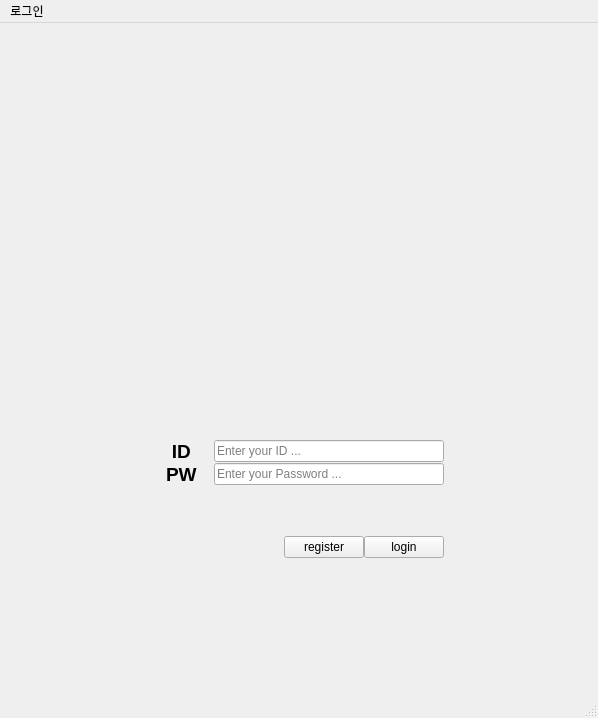
Qt form source/ui/window_login.ui (kiyuniii/Messenger) before a commit.
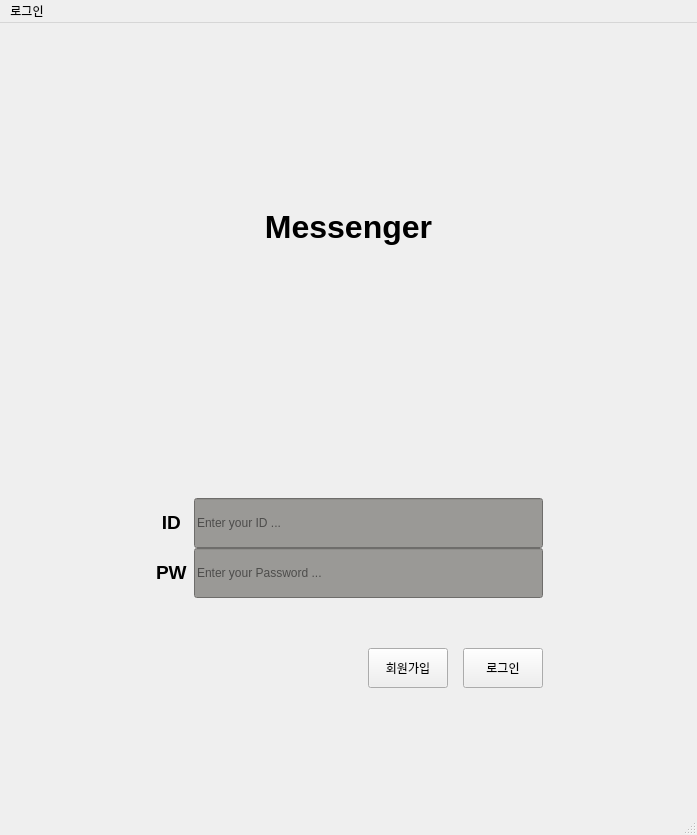
The same form after that commit. Icons and pictures are not drawn.

Commit message: 성공: 창(login,register,main,...), 회원가입정보 db저장, 실패: isIDTaken(db검색), 로그인(db검색_verify)

Patch:
```diff
--- a/source/ui/window_login.ui
+++ b/source/ui/window_login.ui
@@ -6,8 +6,8 @@
    <rect>
     <x>0</x>
     <y>0</y>
-    <width>598</width>
-    <height>718</height>
+    <width>697</width>
+    <height>835</height>
    </rect>
   </property>
   <property name="windowTitle">
@@ -32,38 +32,6 @@
       <property name="verticalSpacing">
        <number>10</number>
       </property>
-      <item row="0" column="0">
-       <layout class="QVBoxLayout" name="verticalLayout_5">
-        <item>
-         <widget class="QLabel" name="label_image">
-          <property name="sizePolicy">
-           <sizepolicy hsizetype="Preferred" vsizetype="Preferred">
-            <horstretch>0</horstretch>
-            <verstretch>0</verstretch>
-           </sizepolicy>
-          </property>
-          <property name="text">
-           <string/>
-          </property>
-          <property name="pixmap">
-           <pixmap>../../images/Hanwha_Vision_RGB_4_KEV (1).png</pixmap>
-          </property>
-          <property name="scaledContents">
-           <bool>true</bool>
-          </property>
-          <property name="wordWrap">
-           <bool>false</bool>
-          </property>
-          <property name="margin">
-           <number>-25</number>
-          </property>
-          <property name="indent">
-           <number>-1</number>
-          </property>
-         </widget>
-        </item>
-       </layout>
-      </item>
       <item row="1" column="0">
        <layout class="QVBoxLayout" name="verticalLayout_4">
         <property name="leftMargin">
@@ -85,6 +53,18 @@
           </property>
           <item>
            <widget class="QLabel" name="label_ID">
+            <property name="sizePolicy">
+             <sizepolicy hsizetype="Fixed" vsizetype="Fixed">
+              <horstretch>0</horstretch>
+              <verstretch>0</verstretch>
+             </sizepolicy>
+            </property>
+            <property name="maximumSize">
+             <size>
+              <width>40</width>
+              <height>16777215</height>
+             </size>
+            </property>
             <property name="text">
              <string>&lt;html&gt;&lt;head/&gt;&lt;body&gt;&lt;p align=&quot;center&quot;&gt;&lt;span style=&quot; font-size:14pt; font-weight:700;&quot;&gt;ID &lt;/span&gt;&lt;/p&gt;&lt;/body&gt;&lt;/html&gt;</string>
             </property>
@@ -93,7 +73,7 @@
           <item>
            <widget class="QLineEdit" name="lineEdit_ID">
             <property name="sizePolicy">
-             <sizepolicy hsizetype="Fixed" vsizetype="Fixed">
+             <sizepolicy hsizetype="Preferred" vsizetype="Fixed">
               <horstretch>0</horstretch>
               <verstretch>0</verstretch>
              </sizepolicy>
@@ -101,9 +81,22 @@
             <property name="minimumSize">
              <size>
               <width>230</width>
-              <height>0</height>
+              <height>50</height>
              </size>
             </property>
+            <property name="maximumSize">
+             <size>
+              <width>400</width>
+              <height>50</height>
+             </size>
+            </property>
+            <property name="styleSheet">
+             <string notr="true">QLineEdit {
+    background-color: rgb(154, 153, 150);  /* 회색 배경 */
+    color: black;                        /* 검은색 텍스트 */
+}
+</string>
+            </property>
             <property name="placeholderText">
              <string>Enter your ID ...</string>
             </property>
@@ -121,6 +114,18 @@
           </property>
           <item>
            <widget class="QLabel" name="label_PW">
+            <property name="sizePolicy">
+             <sizepolicy hsizetype="Fixed" vsizetype="Fixed">
+              <horstretch>0</horstretch>
+              <verstretch>0</verstretch>
+             </sizepolicy>
+            </property>
+            <property name="maximumSize">
+             <size>
+              <width>40</width>
+              <height>16777215</height>
+             </size>
+            </property>
             <property name="text">
              <string>&lt;html&gt;&lt;head/&gt;&lt;body&gt;&lt;p align=&quot;center&quot;&gt;&lt;span style=&quot; font-size:14pt; font-weight:700;&quot;&gt;PW &lt;/span&gt;&lt;/p&gt;&lt;/body&gt;&lt;/html&gt;</string>
             </property>
@@ -129,7 +134,7 @@
           <item>
            <widget class="QLineEdit" name="lineEdit_PW">
             <property name="sizePolicy">
-             <sizepolicy hsizetype="Fixed" vsizetype="Fixed">
+             <sizepolicy hsizetype="Preferred" vsizetype="Preferred">
               <horstretch>0</horstretch>
               <verstretch>0</verstretch>
              </sizepolicy>
@@ -137,9 +142,25 @@
             <property name="minimumSize">
              <size>
               <width>230</width>
-              <height>0</height>
+              <height>50</height>
              </size>
             </property>
+            <property name="maximumSize">
+             <size>
+              <width>400</width>
+              <height>50</height>
+             </size>
+            </property>
+            <property name="styleSheet">
+             <string notr="true">QLineEdit {
+    background-color: rgb(154, 153, 150);  /* 회색 배경 */
+    color: black;                        /* 검은색 텍스트 */
+}
+</string>
+            </property>
+            <property name="echoMode">
+             <enum>QLineEdit::EchoMode::Password</enum>
+            </property>
             <property name="placeholderText">
              <string>Enter your Password ...</string>
             </property>
@@ -164,15 +185,43 @@
           </item>
           <item>
            <widget class="QPushButton" name="button_register">
+            <property name="minimumSize">
+             <size>
+              <width>0</width>
+              <height>40</height>
+             </size>
+            </property>
             <property name="text">
-             <string>register</string>
+             <string>회원가입</string>
             </property>
            </widget>
           </item>
+          <item>
+           <spacer name="horizontalSpacer_2">
+            <property name="orientation">
+             <enum>Qt::Orientation::Horizontal</enum>
+            </property>
+            <property name="sizeType">
+             <enum>QSizePolicy::Policy::Fixed</enum>
+            </property>
+            <property name="sizeHint" stdset="0">
+             <size>
+              <width>15</width>
+              <height>2</height>
+             </size>
+            </property>
+           </spacer>
+          </item>
           <item>
            <widget class="QPushButton" name="button_login">
+            <property name="minimumSize">
+             <size>
+              <width>0</width>
+              <height>40</height>
+             </size>
+            </property>
             <property name="text">
-             <string>login</string>
+             <string>로그인</string>
             </property>
            </widget>
           </item>
@@ -191,6 +240,17 @@
         </item>
        </layout>
       </item>
+      <item row="0" column="0">
+       <layout class="QVBoxLayout" name="verticalLayout_5">
+        <item>
+         <widget class="QLabel" name="label">
+          <property name="text">
+           <string>&lt;html&gt;&lt;head/&gt;&lt;body&gt;&lt;p align=&quot;center&quot;&gt;&lt;span style=&quot; font-size:24pt; font-weight:700;&quot;&gt;Messenger&lt;/span&gt;&lt;/p&gt;&lt;/body&gt;&lt;/html&gt;</string>
+          </property>
+         </widget>
+        </item>
+       </layout>
+      </item>
      </layout>
     </item>
    </layout>
@@ -200,7 +260,7 @@
     <rect>
      <x>0</x>
      <y>0</y>
-     <width>598</width>
+     <width>697</width>
      <height>27</height>
     </rect>
    </property>
```
The commit also changes 76 other files.
